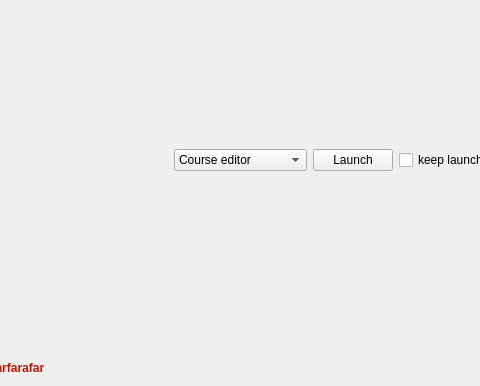
First picture: the form in Sources/App/Launcher/launcher.ui, repository timattt/Cognitia-II, before the edit; both pictures show x 110 to 590 and y 289 to 675 of the 924 by 675 pixel window.
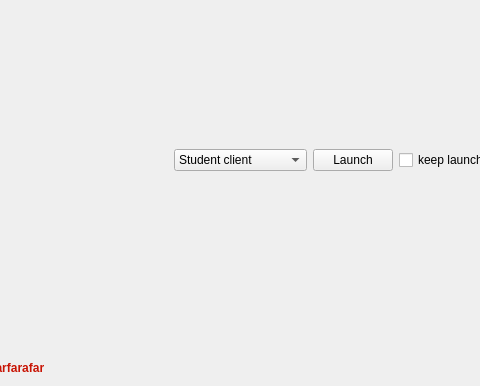
Second picture: the form after the edit. Icons and pictures are not drawn.

Commit message: StudentClient | Feature | Flower

```diff
--- a/Sources/App/Launcher/launcher.ui
+++ b/Sources/App/Launcher/launcher.ui
@@ -13,6 +13,9 @@
   <property name="windowTitle">
    <string>CognitiaLauncher</string>
   </property>
+  <property name="styleSheet">
+   <string notr="true"/>
+  </property>
   <layout class="QHBoxLayout" name="horizontalLayout_2">
    <item>
     <layout class="QVBoxLayout" name="verticalLayout_2">
@@ -83,6 +86,11 @@
          <property name="editable">
           <bool>false</bool>
          </property>
+         <item>
+          <property name="text">
+           <string>Student client</string>
+          </property>
+         </item>
          <item>
           <property name="text">
            <string>Course editor</string>
```
Left out of the diff: 5 changed lines with no effect on the pictures. The commit also changes 22 other files.
